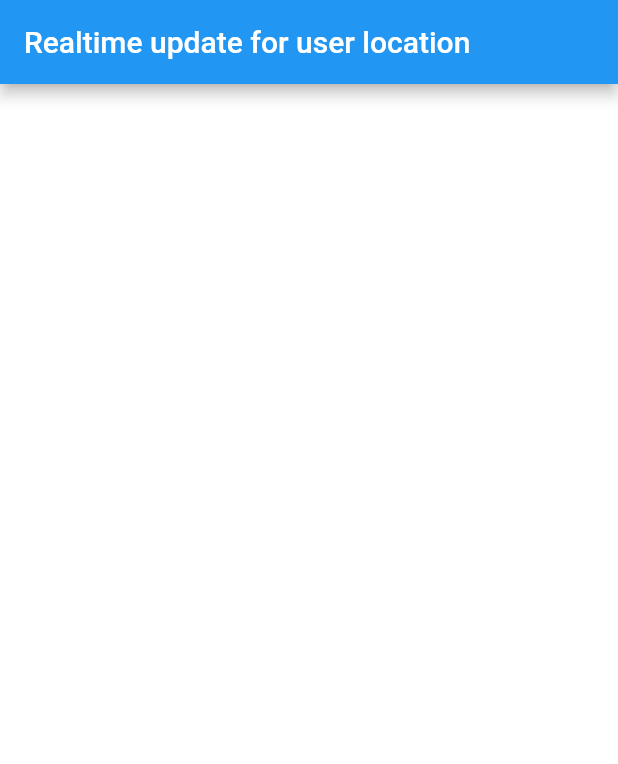
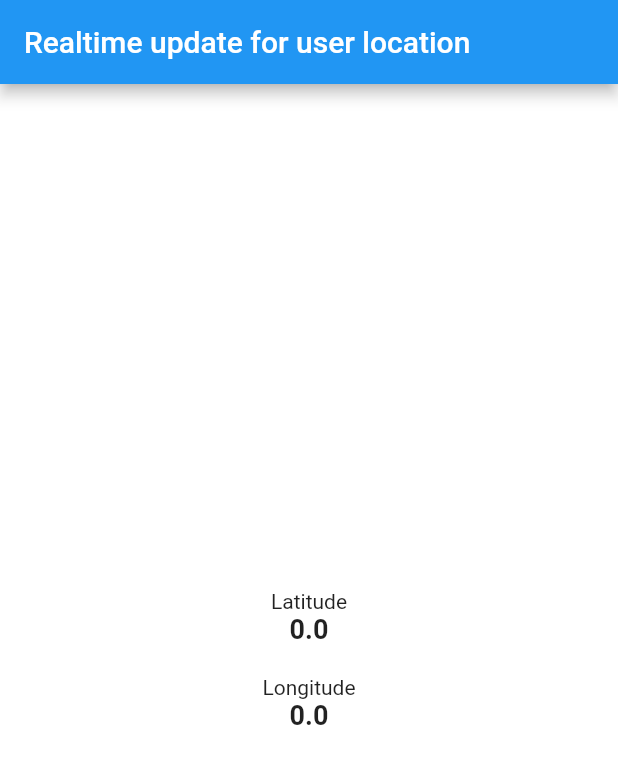
Before and after one commit to Rezki-Pratama/flutter_here_map, a Flutter app: the screen it shows after launch, on a phone screen of 412 x 824 dp. Shown: the top 764 px of the screen. Run offline on Flutter 3.47's test engine with Material 2 defaults, Android fonts, the phone set to English and light mode, and no system bars; our stand-ins replace location; missing offline and left inert: here_sdk.

Commit message:
get realtime user location (listener)

```diff
--- a/lib/realtime_user_location.dart
+++ b/lib/realtime_user_location.dart
@@ -1,5 +1,3 @@
-
-
 import 'package:flutter/material.dart';
 import 'package:flutter_map/model/user_location.dart';
 import 'package:flutter_map/service/location_service.dart';
@@ -11,6 +9,19 @@ class LocationPage extends StatefulWidget {
 
 class _LocationPageState extends State<LocationPage> {
   LocationService locationService = LocationService();
+  double latitude = 0;
+  double longitude = 0;
+
+  @override
+  void initState() {
+    super.initState();
+    locationService.locationStream.listen((userLocation) {
+      setState(() {
+        latitude = userLocation.latitude;
+        longitude = userLocation.longitude;
+      });
+    });
+  }
 
   @override
   void dispose() {
@@ -22,28 +33,23 @@ class _LocationPageState extends State<LocationPage> {
   Widget build(BuildContext context) {
     return Scaffold(
         backgroundColor: Colors.white,
-      appBar: AppBar(
-        title: Text('Realtime update for user location')
-      ),
-      body: StreamBuilder<UserLocation>(
-        stream: locationService.locationStream,
-              builder:(_, snapshot) => (snapshot.hasData) ? Center(
+        appBar: AppBar(title: Text('Realtime update for user location')),
+        body: Center(
             child: Column(
           mainAxisAlignment: MainAxisAlignment.center,
           children: [
             Text('Latitude'),
-              Text(snapshot.data.latitude.toString(), style: TextStyle(
-                fontSize: 18, fontWeight: FontWeight.bold
-              ),),
+            Text(
+              latitude.toString(),
+              style: TextStyle(fontSize: 18, fontWeight: FontWeight.bold),
+            ),
             SizedBox(height: 20),
             Text('Longitude'),
-              Text(snapshot.data.longitude.toString(), style: TextStyle(
-                fontSize: 18, fontWeight: FontWeight.bold
-              ),),
+            Text(
+              longitude.toString(),
+              style: TextStyle(fontSize: 18, fontWeight: FontWeight.bold),
+            ),
           ],
-          )
-        ) : SizedBox()
-      ),
-    );
+        )));
   }
 }
```
Lines whose indentation alone changed are shown as unchanged.
